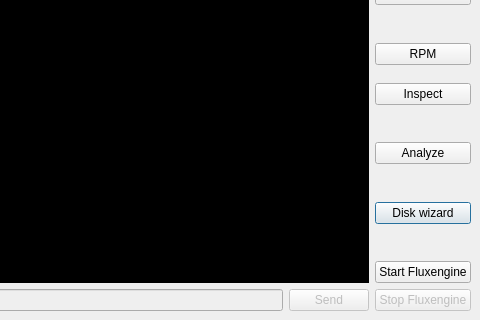
wybren1971/Fluxengine_GUI, file mainwindow.ui: the form before one commit; both pictures show x 277 to 757 and y 246 to 566 of the 757 by 566 pixel window.
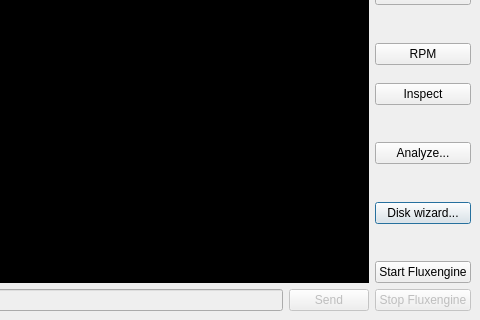
The form after the commit. Icons and pictures are not drawn.

Commit message: added dots to buttons which open a window

Patch:
```diff
--- a/mainwindow.ui
+++ b/mainwindow.ui
@@ -246,7 +246,7 @@
        <bool>true</bool>
       </property>
       <property name="text">
-       <string>Disk wizard</string>
+       <string>Disk wizard...</string>
       </property>
       <property name="autoDefault">
        <bool>true</bool>
@@ -290,7 +290,7 @@
        <string>&lt;html&gt;&lt;head/&gt;&lt;body&gt;&lt;p&gt;analyze: View a generated csv file visually&lt;/p&gt;&lt;/body&gt;&lt;/html&gt;</string>
       </property>
       <property name="text">
-       <string>Analyze</string>
+       <string>Analyze...</string>
       </property>
      </widget>
     </item>
```
